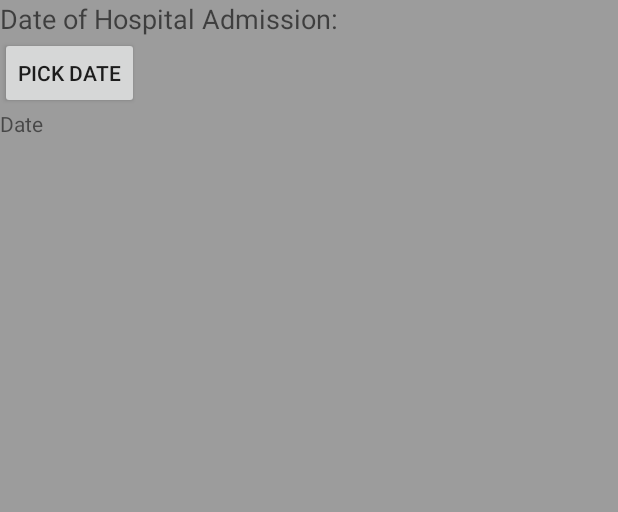
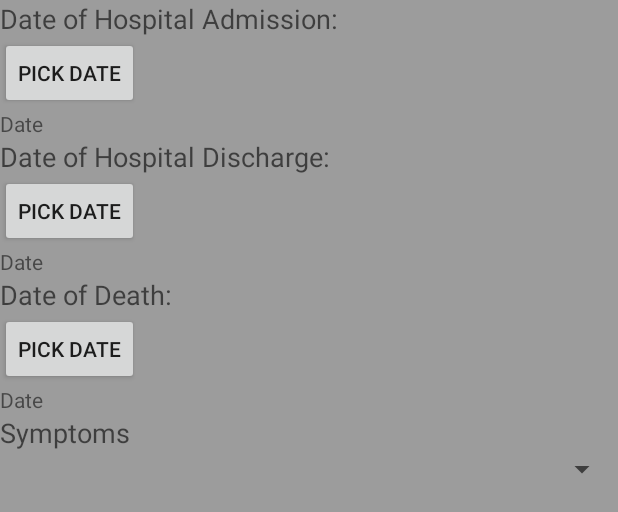
Before and after one commit to DanielSiob/Gestao_Infetados, an Android app: the layout activity_edit__patient__info.xml on its own in the app's theme, with its tools: preview values and no code run, on a phone screen of 412 x 824 dp. Shown: the top 512 px of the screen. Run offline under Robolectric (Android 15) with nearby library versions, the phone set to English and light mode, and no system bars.

Commit message:
Introdução de novos elementos

```diff
--- a/app/src/main/res/layout/activity_edit__patient__info.xml
+++ b/app/src/main/res/layout/activity_edit__patient__info.xml
@@ -9,11 +9,11 @@
 
 
     <TextView
-        android:id="@+id/TVEntradaHospitalar"
-        android:layout_width="match_parent"
-        android:layout_height="wrap_content"
-        android:text="Date of Hospital Admission:"
-        android:textAppearance="@style/TextAppearance.AppCompat.Medium" />
+    android:id="@+id/TVEntradaHospitalar"
+    android:layout_width="match_parent"
+    android:layout_height="wrap_content"
+    android:text="Date of Hospital Admission:"
+    android:textAppearance="@style/TextAppearance.AppCompat.Medium" />
 
     <Button
         android:id="@+id/btnPickDateEntradaHospitalar"
@@ -27,4 +27,54 @@
         android:layout_height="wrap_content"
         android:text="Date"/>
 
+    <TextView
+        android:id="@+id/TVAltaHospitalar"
+        android:layout_width="match_parent"
+        android:layout_height="wrap_content"
+        android:text="Date of Hospital Discharge:"
+        android:textAppearance="@style/TextAppearance.AppCompat.Medium" />
+
+    <Button
+        android:id="@+id/btnPickDateAltaHospitalar"
+        android:layout_width="wrap_content"
+        android:layout_height="wrap_content"
+        android:text="Pick Date"/>
+
+    <TextView
+        android:id="@+id/TextViewPickDateAltaHospitalar"
+        android:layout_width="wrap_content"
+        android:layout_height="wrap_content"
+        android:text="Date"/>
+
+    <TextView
+        android:id="@+id/TVDataObito"
+        android:layout_width="match_parent"
+        android:layout_height="wrap_content"
+        android:text="Date of Death:"
+        android:textAppearance="@style/TextAppearance.AppCompat.Medium" />
+
+    <Button
+        android:id="@+id/btnPickDateDataObito"
+        android:layout_width="wrap_content"
+        android:layout_height="wrap_content"
+        android:text="Pick Date"/>
+
+    <TextView
+        android:id="@+id/TextViewPickDateDataObito"
+        android:layout_width="wrap_content"
+        android:layout_height="wrap_content"
+        android:text="Date"/>
+
+    <TextView
+        android:id="@+id/textViewSintomas"
+        android:layout_width="match_parent"
+        android:layout_height="wrap_content"
+        android:text="Symptoms"
+        android:textAppearance="@style/TextAppearance.AppCompat.Medium" />
+
+    <Spinner
+        android:id="@+id/spinner2"
+        android:layout_width="match_parent"
+        android:layout_height="wrap_content"></Spinner>
+
 </LinearLayout>
```
